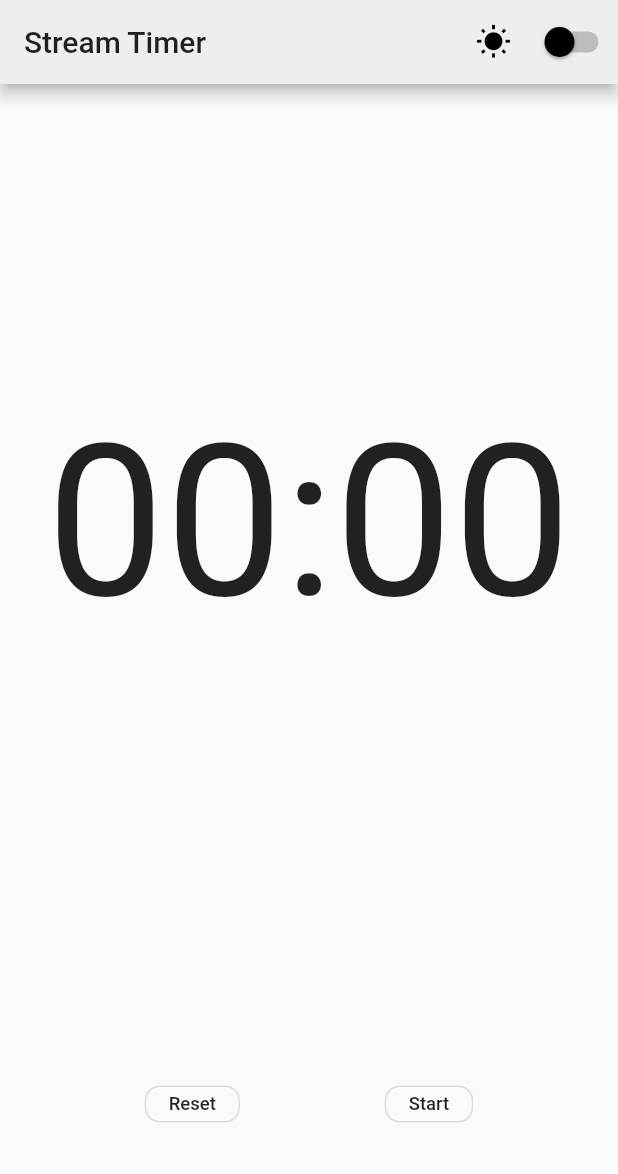
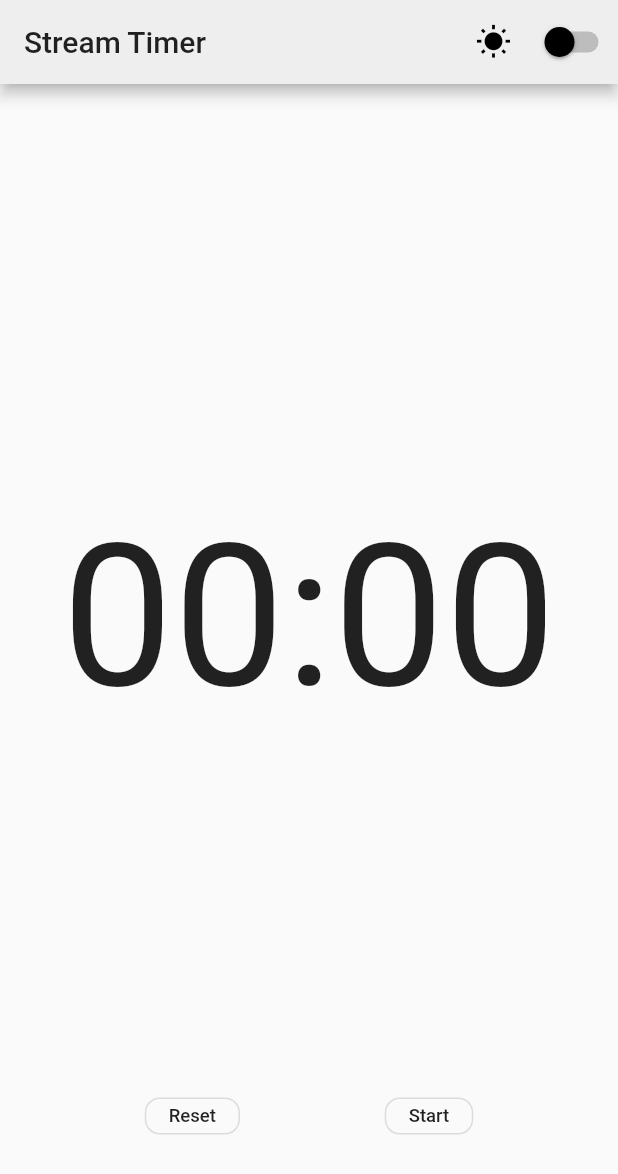
Before and after one commit to willzittlau/stream_timer, a Flutter app: the screen it shows after launch, on a phone screen of 412 x 824 dp. Shown: the top 1174 px of the screen. Run offline on Flutter 3.47's test engine with Material 2 defaults, Android fonts, the phone set to English and light mode, and no system bars; our stand-ins replace shared_preferences; Roboto replaces fonts that are missing (Bebas Neue).

Commit message:
Reformat widget stack

```diff
--- a/lib/main.dart
+++ b/lib/main.dart
@@ -25,6 +25,7 @@ class MyApp extends StatelessWidget {
               themeMode: appState.isDarkMode ? ThemeMode.dark : ThemeMode.light,
               home: Builder(
                   builder: (context) => Scaffold(
+                    extendBodyBehindAppBar: true,
                         appBar: appState.hideScreen
                             ? null
                             : AppBar(
--- a/lib/stopwatch.dart
+++ b/lib/stopwatch.dart
@@ -34,22 +34,20 @@ class TimerPageState extends State<TimerPage> {
         create: (_) => AppStateNotifier(),
         child: Consumer<AppStateNotifier>(
             builder: (context, AppStateNotifier appState, child) {
-          return new Column(
-            crossAxisAlignment: CrossAxisAlignment.stretch,
+          return new Stack(
             children: <Widget>[
-              new Expanded(
-                  child: new Padding(
-                      padding: EdgeInsets.symmetric(
-                          horizontal:
-                              MediaQuery.of(context).size.width * 0.075),
-                      child: FittedBox(
-                        fit: BoxFit.contain,
-                        child: new TimerText(dependencies: dependencies),
+              new Align(
+                  alignment: Alignment.center,
+                        child: Container(
+              width: MediaQuery.of(context).size.width*0.8,
+              child: FittedBox(
+                fit: BoxFit.contain,
+                child: new TimerText(dependencies: dependencies),
                       ))),
-              new Expanded(
-                flex: 0,
+              new Align(
+                alignment: Alignment.bottomCenter,
                 child: new Padding(
-                  padding: const EdgeInsets.only(bottom: 64.0),
+                  padding: const EdgeInsets.only(bottom: 56),
                   child: FutureBuilder(
                       future:
                           Provider.of<AppStateNotifier>(context, listen: false)
@@ -167,11 +165,8 @@ class TimerTextState extends State<TimerText> {
       mainAxisAlignment: MainAxisAlignment.center,
       children: <Widget>[
         new RepaintBoundary(
-          child: new SizedBox(
-            height: 200.0,
             child: new MinutesAndSeconds(dependencies: dependencies),
           ),
-        ),
       ],
     );
   }
```
